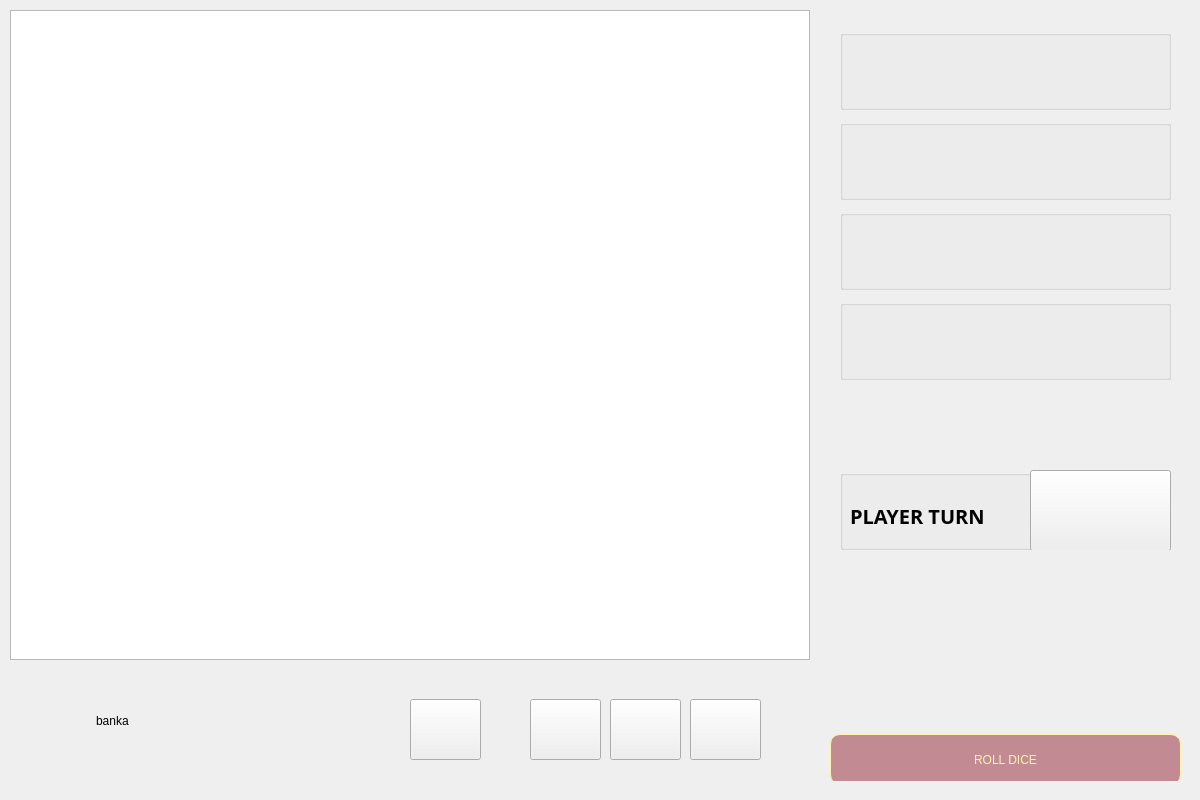
Qt form src/mainwindow.ui (Stefan-Dr/Catan) before a commit.
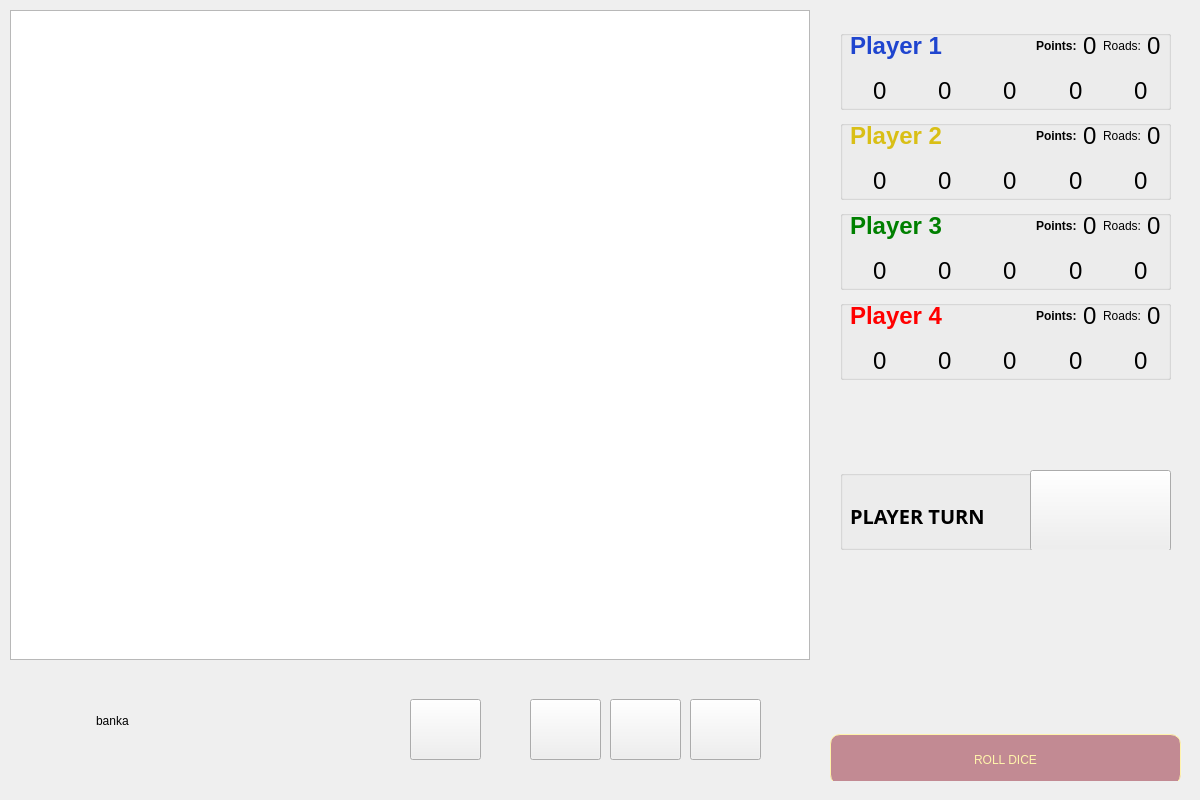
The same form after that commit. The open tabs and pages were chosen to show the change. Icons and pictures are not drawn.

Commit message: feature: implement gui players info about resources and points in game window

The edit to the form file:
```diff
--- a/src/mainwindow.ui
+++ b/src/mainwindow.ui
@@ -1151,6 +1151,214 @@
        <property name="title">
         <string/>
        </property>
+       <widget class="QWidget" name="horizontalLayoutWidget_2">
+        <property name="geometry">
+         <rect>
+          <x>10</x>
+          <y>0</y>
+          <width>311</width>
+          <height>31</height>
+         </rect>
+        </property>
+        <layout class="QHBoxLayout" name="horizontalLayout_8">
+         <item>
+          <widget class="QLabel" name="lbPlayer1Name">
+           <property name="font">
+            <font>
+             <pointsize>18</pointsize>
+             <weight>75</weight>
+             <bold>true</bold>
+            </font>
+           </property>
+           <property name="styleSheet">
+            <string notr="true">color: #1f45cf;</string>
+           </property>
+           <property name="text">
+            <string>Player 1</string>
+           </property>
+          </widget>
+         </item>
+         <item>
+          <spacer name="horizontalSpacer_8">
+           <property name="orientation">
+            <enum>Qt::Horizontal</enum>
+           </property>
+           <property name="sizeHint" stdset="0">
+            <size>
+             <width>40</width>
+             <height>20</height>
+            </size>
+           </property>
+          </spacer>
+         </item>
+         <item>
+          <widget class="QLabel" name="label_30">
+           <property name="font">
+            <font>
+             <weight>75</weight>
+             <bold>true</bold>
+            </font>
+           </property>
+           <property name="text">
+            <string>Points:</string>
+           </property>
+          </widget>
+         </item>
+         <item>
+          <widget class="QLabel" name="lbPointsPlayer1">
+           <property name="font">
+            <font>
+             <pointsize>18</pointsize>
+            </font>
+           </property>
+           <property name="text">
+            <string>0</string>
+           </property>
+          </widget>
+         </item>
+         <item>
+          <widget class="QLabel" name="label_9">
+           <property name="text">
+            <string>Roads:</string>
+           </property>
+          </widget>
+         </item>
+         <item>
+          <widget class="QLabel" name="lbRoadsPlayer1">
+           <property name="font">
+            <font>
+             <pointsize>18</pointsize>
+            </font>
+           </property>
+           <property name="text">
+            <string>0</string>
+           </property>
+          </widget>
+         </item>
+        </layout>
+       </widget>
+       <widget class="QWidget" name="horizontalLayoutWidget_6">
+        <property name="geometry">
+         <rect>
+          <x>0</x>
+          <y>40</y>
+          <width>321</width>
+          <height>41</height>
+         </rect>
+        </property>
+        <layout class="QHBoxLayout" name="horizontalLayout_12">
+         <item>
+          <widget class="QLabel" name="label_10">
+           <property name="styleSheet">
+            <string notr="true">border-image: url(:/resources/images/resources--grain.png) 0 0 0 0 stretch stretch;</string>
+           </property>
+           <property name="text">
+            <string/>
+           </property>
+          </widget>
+         </item>
+         <item>
+          <widget class="QLabel" name="lbWheatP1">
+           <property name="font">
+            <font>
+             <pointsize>18</pointsize>
+            </font>
+           </property>
+           <property name="text">
+            <string>0</string>
+           </property>
+          </widget>
+         </item>
+         <item>
+          <widget class="QLabel" name="label_6">
+           <property name="styleSheet">
+            <string notr="true">border-image: url(:/resources/images/resources--wool.png) 0 0 0 0 stretch stretch;</string>
+           </property>
+           <property name="text">
+            <string/>
+           </property>
+          </widget>
+         </item>
+         <item>
+          <widget class="QLabel" name="lbWoolP1">
+           <property name="font">
+            <font>
+             <pointsize>18</pointsize>
+            </font>
+           </property>
+           <property name="text">
+            <string>0</string>
+           </property>
+          </widget>
+         </item>
+         <item>
+          <widget class="QLabel" name="label_8">
+           <property name="styleSheet">
+            <string notr="true">border-image: url(:/resources/images/resources--ore.png) 0 0 0 0 stretch stretch;</string>
+           </property>
+           <property name="text">
+            <string/>
+           </property>
+          </widget>
+         </item>
+         <item>
+          <widget class="QLabel" name="lbStoneP1">
+           <property name="font">
+            <font>
+             <pointsize>18</pointsize>
+            </font>
+           </property>
+           <property name="text">
+            <string>0</string>
+           </property>
+          </widget>
+         </item>
+         <item>
+          <widget class="QLabel" name="label_7">
+           <property name="styleSheet">
+            <string notr="true">border-image: url(:/resources/images/resources--lumber.png) 0 0 0 0 stretch stretch;</string>
+           </property>
+           <property name="text">
+            <string/>
+           </property>
+          </widget>
+         </item>
+         <item>
+          <widget class="QLabel" name="lbWoodP1">
+           <property name="font">
+            <font>
+             <pointsize>18</pointsize>
+            </font>
+           </property>
+           <property name="text">
+            <string>0</string>
+           </property>
+          </widget>
+         </item>
+         <item>
+          <widget class="QLabel" name="label_3">
+           <property name="styleSheet">
+            <string notr="true">border-image: url(:/resources/images/resources--brick.png) 0 0 0 0 stretch stretch;</string>
+           </property>
+           <property name="text">
+            <string/>
+           </property>
+          </widget>
+         </item>
+         <item>
+          <widget class="QLabel" name="lbBrickP1">
+           <property name="font">
+            <font>
+             <pointsize>18</pointsize>
+            </font>
+           </property>
+           <property name="text">
+            <string>0</string>
+           </property>
+          </widget>
+         </item>
+        </layout>
+       </widget>
       </widget>
       <widget class="QGroupBox" name="groupBox_2">
        <property name="geometry">
@@ -1167,6 +1375,215 @@
        <property name="title">
         <string/>
        </property>
+       <widget class="QWidget" name="horizontalLayoutWidget_3">
+        <property name="geometry">
+         <rect>
+          <x>10</x>
+          <y>0</y>
+          <width>311</width>
+          <height>31</height>
+         </rect>
+        </property>
+        <layout class="QHBoxLayout" name="horizontalLayout_9">
+         <item>
+          <widget class="QLabel" name="lbPlayer2Name">
+           <property name="font">
+            <font>
+             <pointsize>18</pointsize>
+             <weight>75</weight>
+             <bold>true</bold>
+            </font>
+           </property>
+           <property name="styleSheet">
+            <string notr="true">color: #d9bf16;
+</string>
+           </property>
+           <property name="text">
+            <string>Player 2</string>
+           </property>
+          </widget>
+         </item>
+         <item>
+          <spacer name="horizontalSpacer_10">
+           <property name="orientation">
+            <enum>Qt::Horizontal</enum>
+           </property>
+           <property name="sizeHint" stdset="0">
+            <size>
+             <width>40</width>
+             <height>20</height>
+            </size>
+           </property>
+          </spacer>
+         </item>
+         <item>
+          <widget class="QLabel" name="label_31">
+           <property name="font">
+            <font>
+             <weight>75</weight>
+             <bold>true</bold>
+            </font>
+           </property>
+           <property name="text">
+            <string>Points:</string>
+           </property>
+          </widget>
+         </item>
+         <item>
+          <widget class="QLabel" name="lbPointsPlayer2">
+           <property name="font">
+            <font>
+             <pointsize>18</pointsize>
+            </font>
+           </property>
+           <property name="text">
+            <string>0</string>
+           </property>
+          </widget>
+         </item>
+         <item>
+          <widget class="QLabel" name="label_12">
+           <property name="text">
+            <string>Roads:</string>
+           </property>
+          </widget>
+         </item>
+         <item>
+          <widget class="QLabel" name="lbRoadsPlayer2">
+           <property name="font">
+            <font>
+             <pointsize>18</pointsize>
+            </font>
+           </property>
+           <property name="text">
+            <string>0</string>
+           </property>
+          </widget>
+         </item>
+        </layout>
+       </widget>
+       <widget class="QWidget" name="horizontalLayoutWidget_7">
+        <property name="geometry">
+         <rect>
+          <x>0</x>
+          <y>40</y>
+          <width>321</width>
+          <height>41</height>
+         </rect>
+        </property>
+        <layout class="QHBoxLayout" name="horizontalLayout_13">
+         <item>
+          <widget class="QLabel" name="label_11">
+           <property name="styleSheet">
+            <string notr="true">border-image: url(:/resources/images/resources--grain.png) 0 0 0 0 stretch stretch;</string>
+           </property>
+           <property name="text">
+            <string/>
+           </property>
+          </widget>
+         </item>
+         <item>
+          <widget class="QLabel" name="lbWheatP2">
+           <property name="font">
+            <font>
+             <pointsize>18</pointsize>
+            </font>
+           </property>
+           <property name="text">
+            <string>0</string>
+           </property>
+          </widget>
+         </item>
+         <item>
+          <widget class="QLabel" name="label_13">
+           <property name="styleSheet">
+            <string notr="true">border-image: url(:/resources/images/resources--wool.png) 0 0 0 0 stretch stretch;</string>
+           </property>
+           <property name="text">
+            <string/>
+           </property>
+          </widget>
+         </item>
+         <item>
+          <widget class="QLabel" name="lbWoolP2">
+           <property name="font">
+            <font>
+             <pointsize>18</pointsize>
+            </font>
+           </property>
+           <property name="text">
+            <string>0</string>
+           </property>
+          </widget>
+         </item>
+         <item>
+          <widget class="QLabel" name="label_15">
+           <property name="styleSheet">
+            <string notr="true">border-image: url(:/resources/images/resources--ore.png) 0 0 0 0 stretch stretch;</string>
+           </property>
+           <property name="text">
+            <string/>
+           </property>
+          </widget>
+         </item>
+         <item>
+          <widget class="QLabel" name="lbStoneP2">
+           <property name="font">
+            <font>
+             <pointsize>18</pointsize>
+            </font>
+           </property>
+           <property name="text">
+            <string>0</string>
+           </property>
+          </widget>
+         </item>
+         <item>
+          <widget class="QLabel" name="label_17">
+           <property name="styleSheet">
+            <string notr="true">border-image: url(:/resources/images/resources--lumber.png) 0 0 0 0 stretch stretch;</string>
+           </property>
+           <property name="text">
+            <string/>
+           </property>
+          </widget>
+         </item>
+         <item>
+          <widget class="QLabel" name="lbWoodP2">
+           <property name="font">
+            <font>
+             <pointsize>18</pointsize>
+            </font>
+           </property>
+           <property name="text">
+            <string>0</string>
+           </property>
+          </widget>
+         </item>
+         <item>
+          <widget class="QLabel" name="label_18">
+           <property name="styleSheet">
+            <string notr="true">border-image: url(:/resources/images/resources--brick.png) 0 0 0 0 stretch stretch;</string>
+           </property>
+           <property name="text">
+            <string/>
+           </property>
+          </widget>
+         </item>
+         <item>
+          <widget class="QLabel" name="lbBrickP2">
+           <property name="font">
+            <font>
+             <pointsize>18</pointsize>
+            </font>
+           </property>
+           <property name="text">
+            <string>0</string>
+           </property>
+          </widget>
+         </item>
+        </layout>
+       </widget>
       </widget>
       <widget class="QGroupBox" name="groupBox_3">
        <property name="geometry">
@@ -1183,6 +1600,215 @@
        <property name="title">
         <string/>
        </property>
+       <widget class="QWidget" name="horizontalLayoutWidget_4">
+        <property name="geometry">
+         <rect>
+          <x>10</x>
+          <y>0</y>
+          <width>311</width>
+          <height>31</height>
+         </rect>
+        </property>
+        <layout class="QHBoxLayout" name="horizontalLayout_10">
+         <item>
+          <widget class="QLabel" name="lbPlayer3Name">
+           <property name="font">
+            <font>
+             <pointsize>18</pointsize>
+             <weight>75</weight>
+             <bold>true</bold>
+            </font>
+           </property>
+           <property name="styleSheet">
+            <string notr="true">color: green;
+</string>
+           </property>
+           <property name="text">
+            <string>Player 3</string>
+           </property>
+          </widget>
+         </item>
+         <item>
+          <spacer name="horizontalSpacer_11">
+           <property name="orientation">
+            <enum>Qt::Horizontal</enum>
+           </property>
+           <property name="sizeHint" stdset="0">
+            <size>
+             <width>40</width>
+             <height>20</height>
+            </size>
+           </property>
+          </spacer>
+         </item>
+         <item>
+          <widget class="QLabel" name="label_33">
+           <property name="font">
+            <font>
+             <weight>75</weight>
+             <bold>true</bold>
+            </font>
+           </property>
+           <property name="text">
+            <string>Points:</string>
+           </property>
+          </widget>
+         </item>
+         <item>
+          <widget class="QLabel" name="lbPointsPlayer3">
+           <property name="font">
+            <font>
+             <pointsize>18</pointsize>
+            </font>
+           </property>
+           <property name="text">
+            <string>0</string>
+           </property>
+          </widget>
+         </item>
+         <item>
+          <widget class="QLabel" name="label_14">
+           <property name="text">
+            <string>Roads:</string>
+           </property>
+          </widget>
+         </item>
+         <item>
+          <widget class="QLabel" name="lbRoadsPlayer3">
+           <property name="font">
+            <font>
+             <pointsize>18</pointsize>
+            </font>
+           </property>
+           <property name="text">
+            <string>0</string>
+           </property>
+          </widget>
+         </item>
+        </layout>
+       </widget>
+       <widget class="QWidget" name="horizontalLayoutWidget_8">
+        <property name="geometry">
+         <rect>
+          <x>0</x>
+          <y>40</y>
+          <width>321</width>
+          <height>41</height>
+         </rect>
+        </property>
+        <layout class="QHBoxLayout" name="horizontalLayout_14">
+         <item>
+          <widget class="QLabel" name="label_19">
+           <property name="styleSheet">
+            <string notr="true">border-image: url(:/resources/images/resources--grain.png) 0 0 0 0 stretch stretch;</string>
+           </property>
+           <property name="text">
+            <string/>
+           </property>
+          </widget>
+         </item>
+         <item>
+          <widget class="QLabel" name="lbWheatP3">
+           <property name="font">
+            <font>
+             <pointsize>18</pointsize>
+            </font>
+           </property>
+           <property name="text">
+            <string>0</string>
+           </property>
+          </widget>
+         </item>
+         <item>
+          <widget class="QLabel" name="label_20">
+           <property name="styleSheet">
+            <string notr="true">border-image: url(:/resources/images/resources--wool.png) 0 0 0 0 stretch stretch;</string>
+           </property>
+           <property name="text">
+            <string/>
+           </property>
+          </widget>
+         </item>
+         <item>
+          <widget class="QLabel" name="lbWoolP3">
+           <property name="font">
+            <font>
+             <pointsize>18</pointsize>
+            </font>
+           </property>
+           <property name="text">
+            <string>0</string>
+           </property>
+          </widget>
+         </item>
+         <item>
+          <widget class="QLabel" name="label_21">
+           <property name="styleSheet">
+            <string notr="true">border-image: url(:/resources/images/resources--ore.png) 0 0 0 0 stretch stretch;</string>
+           </property>
+           <property name="text">
+            <string/>
+           </property>
+          </widget>
+         </item>
+         <item>
+          <widget class="QLabel" name="lbStoneP3">
+           <property name="font">
+            <font>
+             <pointsize>18</pointsize>
+            </font>
+           </property>
+           <property name="text">
+            <string>0</string>
+           </property>
+          </widget>
+         </item>
+         <item>
+          <widget class="QLabel" name="label_22">
+           <property name="styleSheet">
+            <string notr="true">border-image: url(:/resources/images/resources--lumber.png) 0 0 0 0 stretch stretch;</string>
+           </property>
+           <property name="text">
+            <string/>
+           </property>
+          </widget>
+         </item>
+         <item>
+          <widget class="QLabel" name="lbWoodP3">
+           <property name="font">
+            <font>
+             <pointsize>18</pointsize>
+            </font>
+           </property>
+           <property name="text">
+            <string>0</string>
+           </property>
+          </widget>
+         </item>
+         <item>
+          <widget class="QLabel" name="label_23">
+           <property name="styleSheet">
+            <string notr="true">border-image: url(:/resources/images/resources--brick.png) 0 0 0 0 stretch stretch;</string>
+           </property>
+           <property name="text">
+            <string/>
+           </property>
+          </widget>
+         </item>
+         <item>
+          <widget class="QLabel" name="lbBrickP3">
+           <property name="font">
+            <font>
+             <pointsize>18</pointsize>
+            </font>
+           </property>
+           <property name="text">
+            <string>0</string>
+           </property>
+          </widget>
+         </item>
+        </layout>
+       </widget>
       </widget>
       <widget class="QGroupBox" name="groupBox_4">
        <property name="geometry">
@@ -1199,6 +1825,215 @@
        <property name="title">
         <string/>
        </property>
+       <widget class="QWidget" name="horizontalLayoutWidget_5">
+        <property name="geometry">
+         <rect>
+          <x>10</x>
+          <y>0</y>
+          <width>311</width>
+          <height>31</height>
+         </rect>
+        </property>
+        <layout class="QHBoxLayout" name="horizontalLayout_11">
+         <item>
+          <widget class="QLabel" name="lbPlayer4Name">
+           <property name="font">
+            <font>
+             <pointsize>18</pointsize>
+             <weight>75</weight>
+             <bold>true</bold>
+            </font>
+           </property>
+           <property name="styleSheet">
+            <string notr="true">color: red;
+</string>
+           </property>
+           <property name="text">
+            <string>Player 4</string>
+           </property>
+          </widget>
+         </item>
+         <item>
+          <spacer name="horizontalSpacer_12">
+           <property name="orientation">
+            <enum>Qt::Horizontal</enum>
+           </property>
+           <property name="sizeHint" stdset="0">
+            <size>
+             <width>40</width>
+             <height>20</height>
+            </size>
+           </property>
+          </spacer>
+         </item>
+         <item>
+          <widget class="QLabel" name="label_35">
+           <property name="font">
+            <font>
+             <weight>75</weight>
+             <bold>true</bold>
+            </font>
+           </property>
+           <property name="text">
+            <string>Points:</string>
+           </property>
+          </widget>
+         </item>
+         <item>
+          <widget class="QLabel" name="lbPointsPlayer4">
+           <property name="font">
+            <font>
+             <pointsize>18</pointsize>
+            </font>
+           </property>
+           <property name="text">
+            <string>0</string>
+           </property>
+          </widget>
+         </item>
+         <item>
+          <widget class="QLabel" name="label_16">
+           <property name="text">
+            <string>Roads:</string>
+           </property>
+          </widget>
+         </item>
+         <item>
+          <widget class="QLabel" name="lbRoadsPlayer4">
+           <property name="font">
+            <font>
+             <pointsize>18</pointsize>
+            </font>
+           </property>
+           <property name="text">
+            <string>0</string>
+           </property>
+          </widget>
+         </item>
+        </layout>
+       </widget>
+       <widget class="QWidget" name="horizontalLayoutWidget_9">
+        <property name="geometry">
+         <rect>
+          <x>0</x>
+          <y>40</y>
+          <width>321</width>
+          <height>41</height>
+         </rect>
+        </property>
+        <layout class="QHBoxLayout" name="horizontalLayout_15">
+         <item>
+          <widget class="QLabel" name="label_24">
+           <property name="styleSheet">
+            <string notr="true">border-image: url(:/resources/images/resources--grain.png) 0 0 0 0 stretch stretch;</string>
+           </property>
+           <property name="text">
+            <string/>
+           </property>
+          </widget>
+         </item>
+         <item>
+          <widget class="QLabel" name="lbWheatP4">
+           <property name="font">
+            <font>
+             <pointsize>18</pointsize>
+            </font>
+           </property>
+           <property name="text">
+            <string>0</string>
+           </property>
+          </widget>
+         </item>
+         <item>
+          <widget class="QLabel" name="label_25">
+           <property name="styleSheet">
+            <string notr="true">border-image: url(:/resources/images/resources--wool.png) 0 0 0 0 stretch stretch;</string>
+           </property>
+           <property name="text">
+            <string/>
+           </property>
+          </widget>
+         </item>
+         <item>
+          <widget class="QLabel" name="lbWoolP4">
+           <property name="font">
+            <font>
+             <pointsize>18</pointsize>
+            </font>
+           </property>
+           <property name="text">
+            <string>0</string>
+           </property>
+          </widget>
+         </item>
+         <item>
+          <widget class="QLabel" name="label_26">
+           <property name="styleSheet">
+            <string notr="true">border-image: url(:/resources/images/resources--ore.png) 0 0 0 0 stretch stretch;</string>
+           </property>
+           <property name="text">
+            <string/>
+           </property>
+          </widget>
+         </item>
+         <item>
+          <widget class="QLabel" name="lbStoneP4">
+           <property name="font">
+            <font>
+             <pointsize>18</pointsize>
+            </font>
+           </property>
+           <property name="text">
+            <string>0</string>
+           </property>
+          </widget>
+         </item>
+         <item>
+          <widget class="QLabel" name="label_27">
+           <property name="styleSheet">
+            <string notr="true">border-image: url(:/resources/images/resources--lumber.png) 0 0 0 0 stretch stretch;</string>
+           </property>
+           <property name="text">
+            <string/>
+           </property>
+          </widget>
+         </item>
+         <item>
+          <widget class="QLabel" name="lbWoodP4">
+           <property name="font">
+            <font>
+             <pointsize>18</pointsize>
+            </font>
+           </property>
+           <property name="text">
+            <string>0</string>
+           </property>
+          </widget>
+         </item>
+         <item>
+          <widget class="QLabel" name="label_28">
+           <property name="styleSheet">
+            <string notr="true">border-image: url(:/resources/images/resources--brick.png) 0 0 0 0 stretch stretch;</string>
+           </property>
+           <property name="text">
+            <string/>
+           </property>
+          </widget>
+         </item>
+         <item>
+          <widget class="QLabel" name="lbBrickP4">
+           <property name="font">
+            <font>
+             <pointsize>18</pointsize>
+            </font>
+           </property>
+           <property name="text">
+            <string>0</string>
+           </property>
+          </widget>
+         </item>
+        </layout>
+       </widget>
       </widget>
       <widget class="QGroupBox" name="groupBox_5">
        <property name="geometry">
```
Left out of the diff: 2 changed lines with no effect on the pictures. The commit also changes 7 other files.
